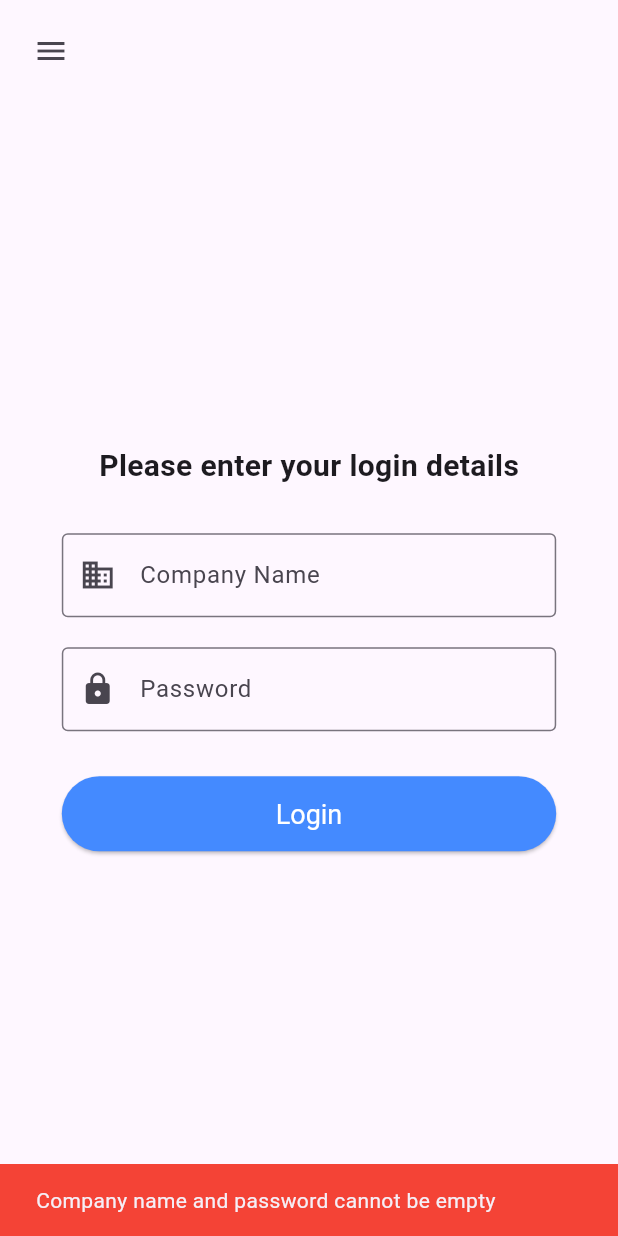
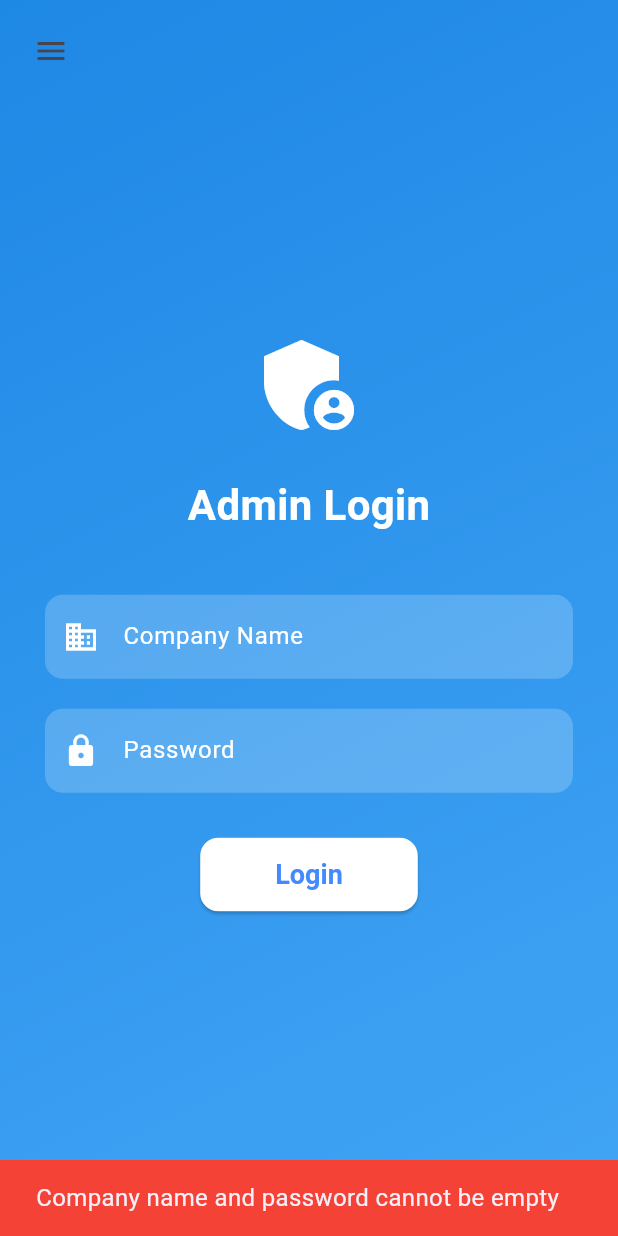
Before and after one commit to Tiffin-Time/web-admin-panel, a Flutter app: the screen it shows after launch, after a tap on "Login", on a phone screen of 412 x 824 dp. Run offline on Flutter 3.47's test engine with Material 3 defaults, Android fonts, the phone set to English and light mode, and no system bars; our stand-ins replace cloud_firestore, csv, file_picker, firebase_core, firebase_storage, gap and 2 more; missing offline and left inert: dart:html; accounts and stored records are empty; network calls fail.

Commit message:
login screen front end redesign

```diff
--- a/lib/screens/login_screen.dart
+++ b/lib/screens/login_screen.dart
@@ -5,7 +5,6 @@ typedef LoginSuccessCallback = void Function(bool isAdmin, String userDocId);
 
 class LoginPage extends StatefulWidget {
   final LoginSuccessCallback onLoginSuccess;
-  // final String? userDocId;
 
   const LoginPage({Key? key, required this.onLoginSuccess}) : super(key: key);
 
@@ -16,131 +15,164 @@ class LoginPage extends StatefulWidget {
 class _LoginPageState extends State<LoginPage> {
   final _companyNameController = TextEditingController();
   final _passwordController = TextEditingController();
+  bool _isLoading = false;
 
   void _login() async {
     String inputCompanyName = _companyNameController.text.trim();
     String password = _passwordController.text.trim();
 
-    // Check if the company name or password fields are empty
     if (inputCompanyName.isEmpty || password.isEmpty) {
-      ScaffoldMessenger.of(context).showSnackBar(const SnackBar(
-        content: Text("Company name and password cannot be empty"),
-        backgroundColor: Colors.red,
-      ));
-      return; // Stop the function if any field is empty
+      _showSnackbar("Company name and password cannot be empty", Colors.red);
+      return;
     }
 
-    // Create a search key from the input, similar to how 'searchKey' is stored in Firestore
+    setState(() {
+      _isLoading = true;
+    });
+
     String searchKey =
         inputCompanyName.toLowerCase().replaceAll(RegExp(r'[^a-zA-Z]+'), '');
 
     try {
-      // Query Firestore for documents where 'searchKey' matches the generated key
       var querySnapshot = await FirebaseFirestore.instance
           .collection('companyCredentials')
           .where('searchKey', isEqualTo: searchKey)
           .get();
 
+      bool loginSuccessful = false;
+
       if (querySnapshot.docs.isNotEmpty) {
-        bool loginSuccessful = false;
         for (var doc in querySnapshot.docs) {
           Map<String, dynamic> data = doc.data();
-
-          // Use password directly as the userDocId
           String userDocId = password;
 
-          // Check if the entered password matches the stored document ID (password)
           if (data['documentId'] == password) {
             bool isAdmin = (searchKey == "admintiffintime");
 
-            // Pass isAdmin and userDocId (password) to the callback
             widget.onLoginSuccess(isAdmin, userDocId);
 
-            ScaffoldMessenger.of(context).showSnackBar(const SnackBar(
-              content: Text("Login Successful"),
-              backgroundColor: Colors.green,
-            ));
+            _showSnackbar("Login Successful", Colors.green);
             loginSuccessful = true;
             break;
           }
         }
+      }
 
       if (!loginSuccessful) {
-          ScaffoldMessenger.of(context).showSnackBar(const SnackBar(
-            content: Text("Login Failed: Incorrect password"),
-            backgroundColor: Colors.red,
-          ));
-        }
-      } else {
-        ScaffoldMessenger.of(context).showSnackBar(const SnackBar(
-          content: Text("No such company found"),
-          backgroundColor: Colors.red,
-        ));
+        _showSnackbar("Login Failed: Incorrect credentials", Colors.red);
       }
     } catch (e) {
-      ScaffoldMessenger.of(context).showSnackBar(SnackBar(
-        content: Text("Error logging in: $e"),
-        backgroundColor: Colors.red,
-      ));
-      print("Login error: $e"); // More detailed logging for troubleshooting
+      _showSnackbar("Error logging in: $e", Colors.red);
     }
+
+    setState(() {
+      _isLoading = false;
+    });
+  }
+
+  void _showSnackbar(String message, Color color) {
+    ScaffoldMessenger.of(context).showSnackBar(
+      SnackBar(
+        content: Text(message, style: const TextStyle(fontSize: 16)),
+        backgroundColor: color,
+        duration: const Duration(seconds: 2),
+      ),
+    );
   }
 
   @override
   Widget build(BuildContext context) {
     double screenWidth = MediaQuery.of(context).size.width;
+    bool isMobile = screenWidth < 600; // Responsive handling
 
     return Scaffold(
-      body: Center(
-        // Centers the login form on the screen
+      body: Container(
+        width: double.infinity,
+        height: double.infinity,
+        decoration: const BoxDecoration(
+          gradient: LinearGradient(
+            colors: [Color(0xFF1E88E5), Color(0xFF42A5F5)],
+            begin: Alignment.topLeft,
+            end: Alignment.bottomRight,
+          ),
+        ),
+        child: Center(
           child: SingleChildScrollView(
-          // Allows the form to scroll
-          padding: EdgeInsets.symmetric(
-              horizontal: screenWidth * 0.1), // Responsive horizontal padding
+            padding: EdgeInsets.symmetric(horizontal: isMobile ? 30 : 80),
             child: Column(
               mainAxisSize: MainAxisSize.min,
-            mainAxisAlignment: MainAxisAlignment.center,
-            children: <Widget>[
-              const SizedBox(height: 40),
-              const Text('Please enter your login details',
-                  style: TextStyle(fontSize: 20, fontWeight: FontWeight.bold)),
-              const SizedBox(height: 30),
-              TextField(
-                controller: _companyNameController,
-                decoration: const InputDecoration(
-                  labelText: 'Company Name',
-                  border: OutlineInputBorder(),
-                  prefixIcon:
-                      Icon(Icons.business), // Adding an icon to the text field
+              children: [
+                const Icon(Icons.admin_panel_settings,
+                    size: 80, color: Colors.white),
+                const SizedBox(height: 20),
+                const Text(
+                  'Admin Login',
+                  style: TextStyle(
+                    fontSize: 28,
+                    fontWeight: FontWeight.bold,
+                    color: Colors.white,
                   ),
                 ),
+                const SizedBox(height: 40),
+                _buildTextField(
+                  controller: _companyNameController,
+                  label: 'Company Name',
+                  icon: Icons.business,
+                ),
                 const SizedBox(height: 20),
-              TextField(
+                _buildTextField(
                   controller: _passwordController,
-                decoration: const InputDecoration(
-                  labelText: 'Password',
-                  border: OutlineInputBorder(),
-                  prefixIcon:
-                      Icon(Icons.lock), // Adding an icon to the text field
-                ),
-                obscureText: true,
+                  label: 'Password',
+                  icon: Icons.lock,
+                  isPassword: true,
                 ),
                 const SizedBox(height: 30),
-              ElevatedButton(
-                onPressed: _login,
-                style: ElevatedButton.styleFrom(
-                  foregroundColor: Colors.white,
-                  backgroundColor: Colors.blueAccent,
-                  minimumSize:
-                      const Size(double.infinity, 50), // Set the text color
-                  textStyle: const TextStyle(fontSize: 18),
+                _isLoading
+                    ? const CircularProgressIndicator(color: Colors.white)
+                    : _buildLoginButton(),
+              ],
             ),
-                child: const Text('Login'),
-              ),
-            ],
           ),
         ),
       ),
     );
   }
+
+  Widget _buildTextField({
+    required TextEditingController controller,
+    required String label,
+    required IconData icon,
+    bool isPassword = false,
+  }) {
+    return TextField(
+      controller: controller,
+      obscureText: isPassword,
+      style: const TextStyle(color: Colors.white),
+      decoration: InputDecoration(
+        labelText: label,
+        labelStyle: const TextStyle(color: Colors.white),
+        prefixIcon: Icon(icon, color: Colors.white),
+        filled: true,
+        fillColor: Colors.white.withOpacity(0.2),
+        border: OutlineInputBorder(
+          borderRadius: BorderRadius.circular(12),
+          borderSide: BorderSide.none,
+        ),
+      ),
+    );
   }
+
+  Widget _buildLoginButton() {
+    return ElevatedButton(
+      onPressed: _login,
+      style: ElevatedButton.styleFrom(
+        backgroundColor: Colors.white,
+        foregroundColor: Colors.blueAccent,
+        padding: const EdgeInsets.symmetric(vertical: 14, horizontal: 50),
+        textStyle: const TextStyle(fontSize: 18, fontWeight: FontWeight.bold),
+        shape: RoundedRectangleBorder(borderRadius: BorderRadius.circular(12)),
+      ),
+      child: const Text('Login'),
+    );
+  }
+}
```
Lines whose indentation alone changed are shown as unchanged.
